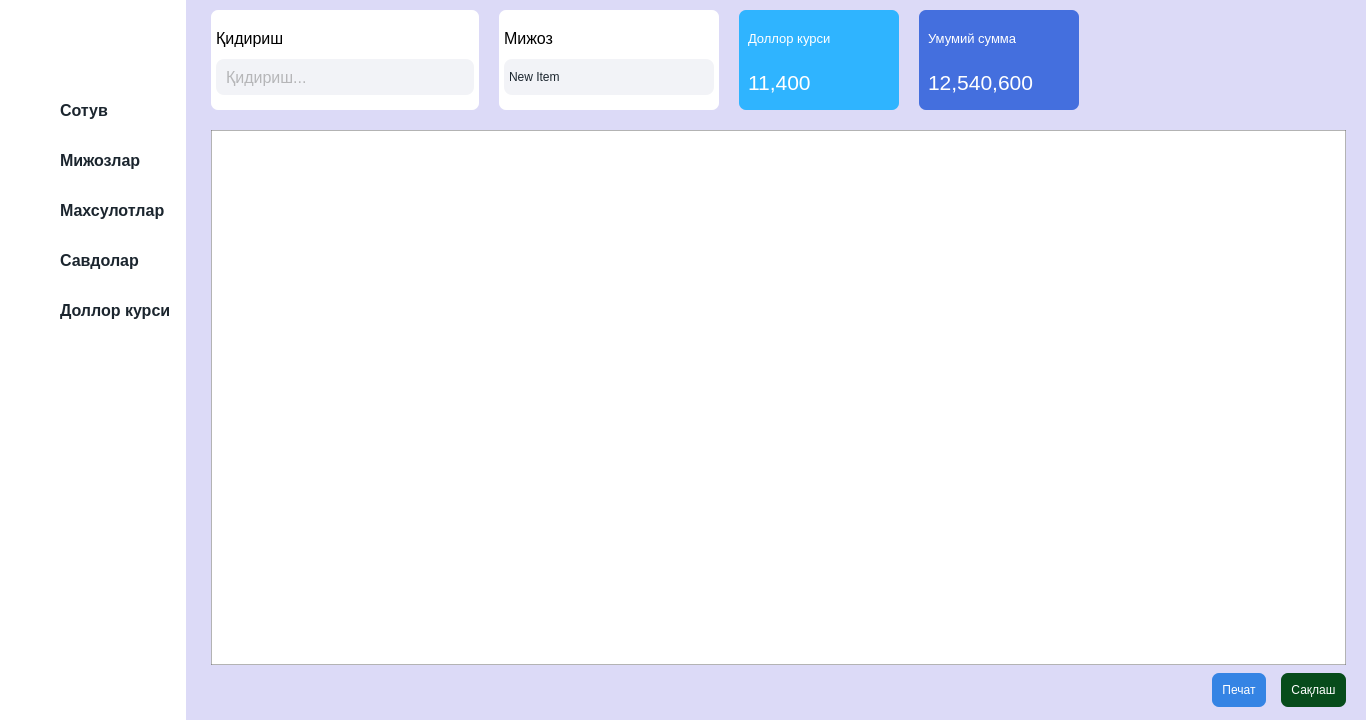
The window that ui/main_ui.ui (JavokhirMamirov/shopapp) describes before a commit, drawn with Qt 5.
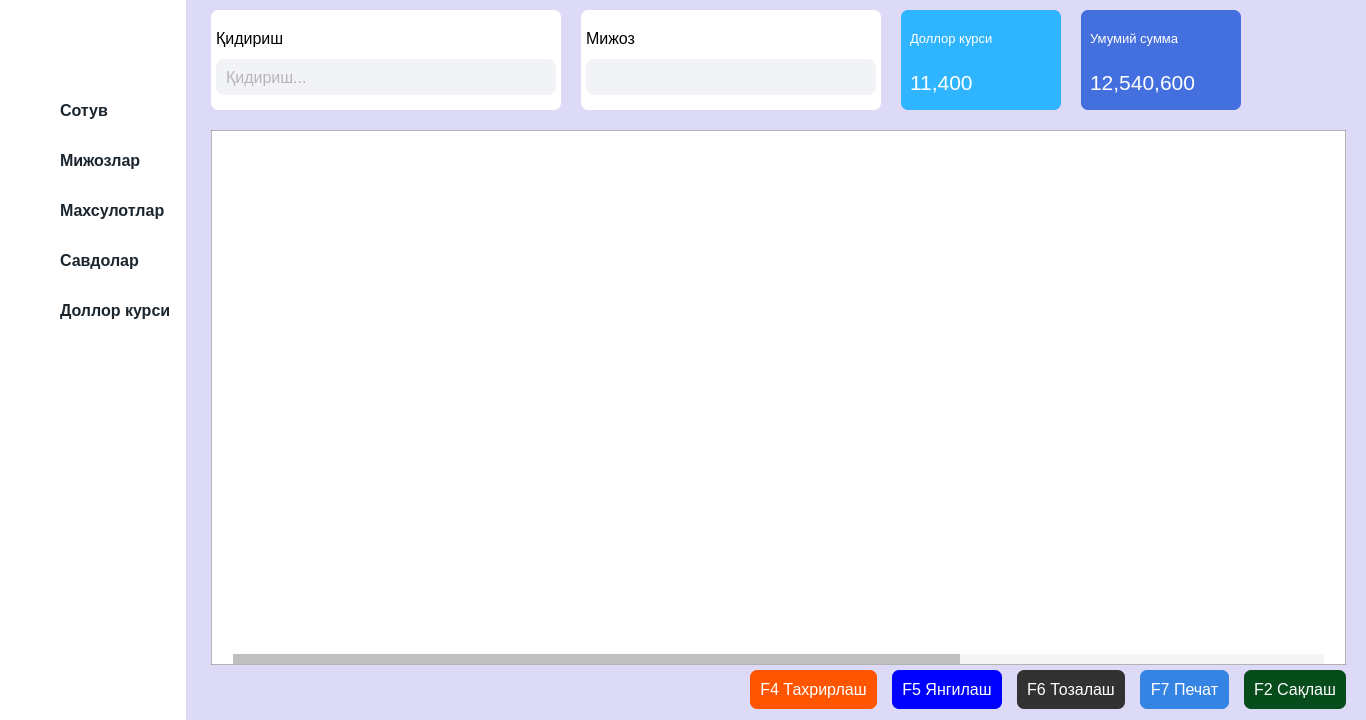
The same window after the commit. The open tabs and pages were chosen to show the change. Icons and pictures are not drawn.

The edit to the form file:
```diff
--- a/ui/main_ui.ui
+++ b/ui/main_ui.ui
@@ -799,7 +799,7 @@
               <number>0</number>
              </property>
              <attribute name="horizontalHeaderVisible">
-              <bool>true</bool>
+              <bool>false</bool>
              </attribute>
              <attribute name="horizontalHeaderDefaultSectionSize">
               <number>130</number>
@@ -2489,681 +2489,6 @@
         </item>
        </layout>
       </widget>
-      <widget class="QWidget" name="page_shop_detail">
-       <layout class="QVBoxLayout" name="verticalLayout_23">
-        <property name="spacing">
-         <number>0</number>
-        </property>
-        <property name="leftMargin">
-         <number>0</number>
-        </property>
-        <property name="topMargin">
-         <number>0</number>
-        </property>
-        <property name="rightMargin">
-         <number>0</number>
-        </property>
-        <property name="bottomMargin">
-         <number>0</number>
-        </property>
-        <item>
-         <widget class="QFrame" name="frame_19">
-          <property name="minimumSize">
-           <size>
-            <width>0</width>
-            <height>120</height>
-           </size>
-          </property>
-          <property name="maximumSize">
-           <size>
-            <width>16777215</width>
-            <height>120</height>
-           </size>
-          </property>
-          <property name="styleSheet">
-           <string notr="true">QFrame{
-	border:none;
-}</string>
-          </property>
-          <property name="frameShape">
-           <enum>QFrame::StyledPanel</enum>
-          </property>
-          <property name="frameShadow">
-           <enum>QFrame::Raised</enum>
-          </property>
-          <layout class="QHBoxLayout" name="horizontalLayout_8">
-           <property name="spacing">
-            <number>20</number>
-           </property>
-           <property name="leftMargin">
-            <number>25</number>
-           </property>
-           <property name="topMargin">
-            <number>8</number>
-           </property>
-           <property name="rightMargin">
-            <number>20</number>
-           </property>
-           <property name="bottomMargin">
-            <number>8</number>
-           </property>
-           <item>
-            <widget class="QFrame" name="frame_20">
-             <property name="minimumSize">
-              <size>
-               <width>200</width>
-               <height>80</height>
-              </size>
-             </property>
-             <property name="maximumSize">
-              <size>
-               <width>300</width>
-               <height>100</height>
-              </size>
-             </property>
-             <property name="styleSheet">
-              <string notr="true">QFrame{
-	background-color: rgb(255, 255, 255);
-	border-radius:7px;
-}</string>
-             </property>
-             <property name="frameShape">
-              <enum>QFrame::StyledPanel</enum>
-             </property>
-             <property name="frameShadow">
-              <enum>QFrame::Raised</enum>
-             </property>
-             <layout class="QVBoxLayout" name="verticalLayout_19">
-              <property name="spacing">
-               <number>3</number>
-              </property>
-              <property name="leftMargin">
-               <number>5</number>
-              </property>
-              <property name="topMargin">
-               <number>10</number>
-              </property>
-              <property name="rightMargin">
-               <number>5</number>
-              </property>
-              <property name="bottomMargin">
-               <number>15</number>
-              </property>
-              <item>
-               <widget class="QLabel" name="label_11">
-                <property name="font">
-                 <font>
-                  <pointsize>12</pointsize>
-                 </font>
-                </property>
-                <property name="text">
-                 <string>Қидириш</string>
-                </property>
-               </widget>
-              </item>
-              <item>
-               <widget class="QLineEdit" name="lineEdit_5">
-                <property name="minimumSize">
-                 <size>
-                  <width>0</width>
-                  <height>36</height>
-                 </size>
-                </property>
-                <property name="maximumSize">
-                 <size>
-                  <width>16777215</width>
-                  <height>36</height>
-                 </size>
-                </property>
-                <property name="font">
-                 <font>
-                  <pointsize>12</pointsize>
-                 </font>
-                </property>
-                <property name="styleSheet">
-                 <string notr="true">QLineEdit{
-	border:none;
-	border-radius:8px;
-	background-color: #F2F3F7;
-	padding-left:8px;
-	padding-right: 30px;
-color:#797979;
-	background-image: url(:/newPrefix/assets/search.png);
-	background-repeat:no-repeat;
-	background-position: right center;
-
-}</string>
-                </property>
-                <property name="placeholderText">
-                 <string>Қидириш...</string>
-                </property>
-               </widget>
-              </item>
-             </layout>
-            </widget>
-           </item>
-           <item>
-            <widget class="QFrame" name="frame_21">
-             <property name="minimumSize">
-              <size>
-               <width>220</width>
-               <height>80</height>
-              </size>
-             </property>
-             <property name="maximumSize">
-              <size>
-               <width>300</width>
-               <height>100</height>
-              </size>
-             </property>
-             <property name="styleSheet">
-              <string notr="true">QFrame{
-	border:none;
-	border-radius:7px;
-	background-color: rgb(255, 255, 255);
-}</string>
-             </property>
-             <property name="frameShape">
-              <enum>QFrame::StyledPanel</enum>
-             </property>
-             <property name="frameShadow">
-              <enum>QFrame::Raised</enum>
-             </property>
-             <layout class="QVBoxLayout" name="verticalLayout_20">
-              <property name="spacing">
-               <number>3</number>
-              </property>
-              <property name="leftMargin">
-               <number>5</number>
-              </property>
-              <property name="topMargin">
-               <number>10</number>
-              </property>
-              <property name="rightMargin">
-               <number>5</number>
-              </property>
-              <property name="bottomMargin">
-               <number>15</number>
-              </property>
-              <item>
-               <widget class="QLabel" name="label_12">
-                <property name="font">
-                 <font>
-                  <pointsize>12</pointsize>
-                 </font>
-                </property>
-                <property name="text">
-                 <string>Мижоз</string>
-                </property>
-               </widget>
-              </item>
-              <item>
-               <widget class="QComboBox" name="comboBox_2">
-                <property name="minimumSize">
-                 <size>
-                  <width>0</width>
-                  <height>36</height>
-                 </size>
-                </property>
-                <property name="maximumSize">
-                 <size>
-                  <width>16777215</width>
-                  <height>36</height>
-                 </size>
-                </property>
-                <property name="styleSheet">
-                 <string notr="true">QComboBox{
-	border:none;
-	background-color:#F2F3F7;
-	color:#1B252E;
-	border-radius:8px;
-}
-
-QComboBox::drop-down {
-subcontrol-origin: padding; 
-subcontrol-position: top right;
-width: 20px; 
-border-top-right-radius: 3px; 
-border-bottom-right-radius: 3px;}
-
-QComboBox::down-arrow {
-	image: url(:/newPrefix/assets/down-arrow.png);
-}</string>
-                </property>
-                <item>
-                 <property name="text">
-                  <string>New Item</string>
-                 </property>
-                </item>
-                <item>
-                 <property name="text">
-                  <string>New Item</string>
-                 </property>
-                </item>
-                <item>
-                 <property name="text">
-                  <string>New Item</string>
-                 </property>
-                </item>
-                <item>
-                 <property name="text">
-                  <string>New Item</string>
-                 </property>
-                </item>
-               </widget>
-              </item>
-             </layout>
-            </widget>
-           </item>
-           <item>
-            <widget class="QFrame" name="frame_22">
-             <property name="minimumSize">
-              <size>
-               <width>160</width>
-               <height>80</height>
-              </size>
-             </property>
-             <property name="maximumSize">
-              <size>
-               <width>160</width>
-               <height>100</height>
-              </size>
-             </property>
-             <property name="styleSheet">
-              <string notr="true">QFrame{
-	border:none;
-	border-radius:7px;
-	background-color:#2FB4FF;
-color:#fff;
-}</string>
-             </property>
-             <property name="frameShape">
-              <enum>QFrame::StyledPanel</enum>
-             </property>
-             <property name="frameShadow">
-              <enum>QFrame::Raised</enum>
-             </property>
-             <layout class="QVBoxLayout" name="verticalLayout_21">
-              <item>
-               <widget class="QLabel" name="label_13">
-                <property name="font">
-                 <font>
-                  <pointsize>10</pointsize>
-                 </font>
-                </property>
-                <property name="text">
-                 <string>Доллор курси</string>
-                </property>
-               </widget>
-              </item>
-              <item>
-               <widget class="QLabel" name="label_14">
-                <property name="font">
-                 <font>
-                  <pointsize>16</pointsize>
-                 </font>
-                </property>
-                <property name="text">
-                 <string>11,400</string>
-                </property>
-               </widget>
-              </item>
-             </layout>
-            </widget>
-           </item>
-           <item>
-            <widget class="QFrame" name="frame_23">
-             <property name="minimumSize">
-              <size>
-               <width>160</width>
-               <height>80</height>
-              </size>
-             </property>
-             <property name="maximumSize">
-              <size>
-               <width>160</width>
-               <height>100</height>
-              </size>
-             </property>
-             <property name="styleSheet">
-              <string notr="true">QFrame{
-	border:none;
-	border-radius:7px;
-	background-color:#446FDE;
-color:#fff;
-}</string>
-             </property>
-             <property name="frameShape">
-              <enum>QFrame::StyledPanel</enum>
-             </property>
-             <property name="frameShadow">
-              <enum>QFrame::Raised</enum>
-             </property>
-             <layout class="QVBoxLayout" name="verticalLayout_22">
-              <item>
-               <widget class="QLabel" name="label_15">
-                <property name="font">
-                 <font>
-                  <pointsize>10</pointsize>
-                 </font>
-                </property>
-                <property name="text">
-                 <string>Умумий сумма</string>
-                </property>
-               </widget>
-              </item>
-              <item>
-               <widget class="QLabel" name="label_16">
-                <property name="font">
-                 <font>
-                  <pointsize>16</pointsize>
-                 </font>
-                </property>
-                <property name="text">
-                 <string>12,540,600</string>
-                </property>
-               </widget>
-              </item>
-             </layout>
-            </widget>
-           </item>
-           <item>
-            <spacer name="horizontalSpacer_4">
-             <property name="orientation">
-              <enum>Qt::Horizontal</enum>
-             </property>
-             <property name="sizeHint" stdset="0">
-              <size>
-               <width>255</width>
-               <height>20</height>
-              </size>
-             </property>
-            </spacer>
-           </item>
-          </layout>
-         </widget>
-        </item>
-        <item>
-         <widget class="QFrame" name="frame_17">
-          <property name="styleSheet">
-           <string notr="true">QFrame{
-	border:none;
-}</string>
-          </property>
-          <property name="frameShape">
-           <enum>QFrame::StyledPanel</enum>
-          </property>
-          <property name="frameShadow">
-           <enum>QFrame::Raised</enum>
-          </property>
-          <layout class="QVBoxLayout" name="verticalLayout_18">
-           <property name="spacing">
-            <number>5</number>
-           </property>
-           <property name="leftMargin">
-            <number>25</number>
-           </property>
-           <property name="topMargin">
-            <number>10</number>
-           </property>
-           <property name="rightMargin">
-            <number>20</number>
-           </property>
-           <property name="bottomMargin">
-            <number>10</number>
-           </property>
-           <item>
-            <widget class="QTableWidget" name="tableWidget_5">
-             <property name="font">
-              <font>
-               <pointsize>12</pointsize>
-              </font>
-             </property>
-             <property name="styleSheet">
-              <string notr="true">QTableWidget{
-	background-color: rgb(255, 255, 255);
-	border:1px solid rgba(102, 102, 102, 0.5);
-	border-collapse: collapse;
-	
-}
-QHeaderView::section {
-    background-color: #006CFE;
-    padding: 4px;
-    font-size: 14px;
-	color:#fff;
-    border-style: none;
-	border-right:1px solid rgb(154, 153, 150);
-}
-
- QScrollBar:horizontal {
-        border: none;
-        background: #F5F5F5;
-        height: 10px;
-        margin: 0px 21px 0 21px;
-    }
-
-    QScrollBar::handle:horizontal {
-        background: #C0C0C0;
-        min-width: 20px;
-    }
-
-    QScrollBar::add-line:horizontal {
-        border: none;
-        background: none;
-    }
-
-    QScrollBar::sub-line:horizontal {
-        border: none;
-        background: none;
-    }
-
-QScrollBar:vertical {
-        border: none;
-        background: #F5F5F5;
-        width: 10px;
-        margin: 21px 0 21px 0;
-    }
-
-    QScrollBar::handle:vertical {
-        background: #C0C0C0;
-        min-height: 20px;
-    }
-
-    QScrollBar::add-line:vertical {
-        border: none;
-        background: none;
-    }
-
-    QScrollBar::sub-line:vertical {
-        border: none;
-        background: none;
-    }
-</string>
-             </property>
-             <property name="verticalScrollBarPolicy">
-              <enum>Qt::ScrollBarAsNeeded</enum>
-             </property>
-             <property name="horizontalScrollBarPolicy">
-              <enum>Qt::ScrollBarAsNeeded</enum>
-             </property>
-             <property name="editTriggers">
-              <set>QAbstractItemView::NoEditTriggers</set>
-             </property>
-             <property name="selectionBehavior">
-              <enum>QAbstractItemView::SelectRows</enum>
-             </property>
-             <property name="rowCount">
-              <number>0</number>
-             </property>
-             <attribute name="horizontalHeaderVisible">
-              <bool>false</bool>
-             </attribute>
-             <attribute name="horizontalHeaderStretchLastSection">
-              <bool>false</bool>
-             </attribute>
-             <attribute name="verticalHeaderVisible">
-              <bool>false</bool>
-             </attribute>
-             <column>
-              <property name="text">
-               <string>id</string>
-              </property>
-             </column>
-             <column>
-              <property name="text">
-               <string>№</string>
-              </property>
-             </column>
-             <column>
-              <property name="text">
-               <string>Махсулот</string>
-              </property>
-             </column>
-             <column>
-              <property name="text">
-               <string>модел</string>
-              </property>
-             </column>
-             <column>
-              <property name="text">
-               <string>Бирлик</string>
-              </property>
-             </column>
-             <column>
-              <property name="text">
-               <string>Бренд</string>
-              </property>
-             </column>
-             <column>
-              <property name="text">
-               <string>Ишлаб Чиқаручи</string>
-              </property>
-             </column>
-             <column>
-              <property name="text">
-               <string>Сони</string>
-              </property>
-             </column>
-             <column>
-              <property name="text">
-               <string>$</string>
-              </property>
-             </column>
-             <column>
-              <property name="text">
-               <string>Нархи</string>
-              </property>
-             </column>
-             <column>
-              <property name="text">
-               <string>Сумма</string>
-              </property>
-             </column>
-            </widget>
-           </item>
-           <item>
-            <widget class="QFrame" name="frame_18">
-             <property name="minimumSize">
-              <size>
-               <width>0</width>
-               <height>40</height>
-              </size>
-             </property>
-             <property name="maximumSize">
-              <size>
-               <width>16777215</width>
-               <height>40</height>
-              </size>
-             </property>
-             <property name="styleSheet">
-              <string notr="true">QFrame {
-	border:none;
-}
-
-QFrame QPushButton{
-	border:none;
-	border-radius:7px;
-	padding:10px;
-}</string>
-             </property>
-             <property name="frameShape">
-              <enum>QFrame::StyledPanel</enum>
-             </property>
-             <property name="frameShadow">
-              <enum>QFrame::Raised</enum>
-             </property>
-             <layout class="QHBoxLayout" name="horizontalLayout_4">
-              <property name="spacing">
-               <number>15</number>
-              </property>
-              <property name="leftMargin">
-               <number>0</number>
-              </property>
-              <property name="topMargin">
-               <number>0</number>
-              </property>
-              <property name="rightMargin">
-               <number>0</number>
-              </property>
-              <property name="bottomMargin">
-               <number>0</number>
-              </property>
-              <item>
-               <spacer name="horizontalSpacer_3">
-                <property name="orientation">
-                 <enum>Qt::Horizontal</enum>
-                </property>
-                <property name="sizeHint" stdset="0">
-                 <size>
-                  <width>931</width>
-                  <height>20</height>
-                 </size>
-                </property>
-               </spacer>
-              </item>
-              <item>
-               <widget class="QPushButton" name="pushButton_3">
-                <property name="styleSheet">
-                 <string notr="true">QPushButton{
-	color:#fff;
-	background-color: rgb(53, 132, 228);
-}
-
-QPushButton:hover{
-	
-	background-color: rgb(98, 160, 234);
-}</string>
-                </property>
-                <property name="text">
-                 <string>Печат</string>
-                </property>
-               </widget>
-              </item>
-              <item>
-               <widget class="QPushButton" name="pushButton_4">
-                <property name="styleSheet">
-                 <string notr="true">QPushButton{
-	color:#fff;
-	background-color: rgb(7, 76, 27);
-}
-
-QPushButton:hover{
-	background-color: rgb(46, 194, 126);
-}</string>
-                </property>
-                <property name="text">
-                 <string>Сақлаш</string>
-                </property>
-               </widget>
-              </item>
-             </layout>
-            </widget>
-           </item>
-          </layout>
-         </widget>
-        </item>
-       </layout>
-      </widget>
      </widget>
     </item>
    </layout>
```
Left out of the diff: 10 changed lines with no effect on the pictures.
